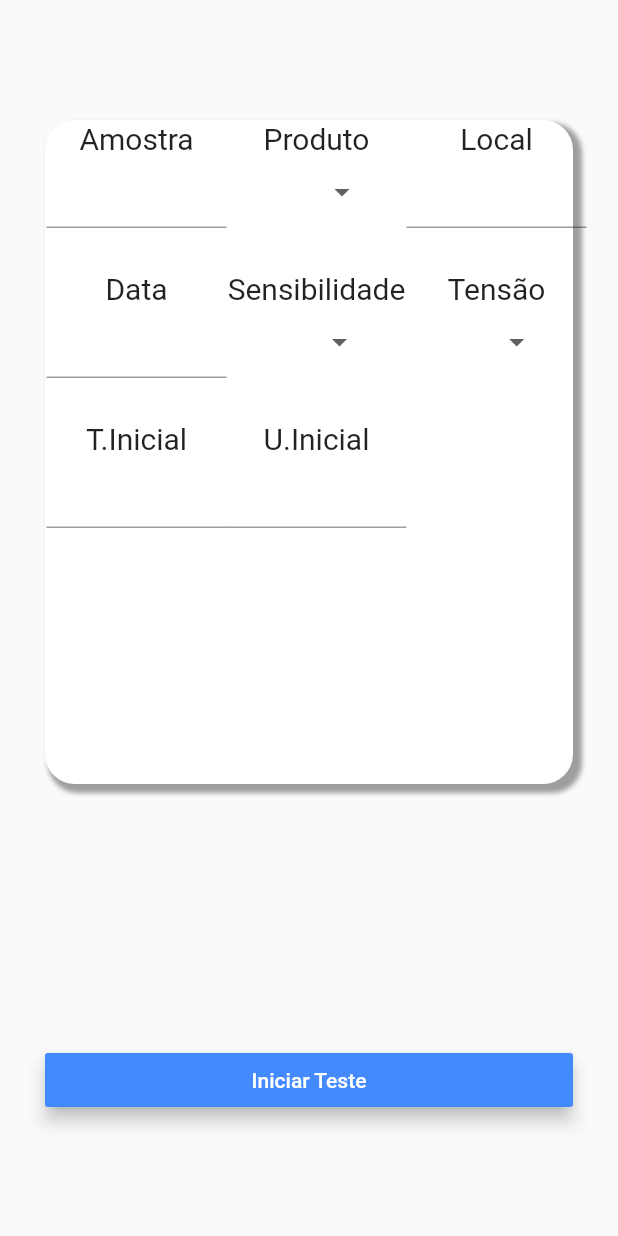
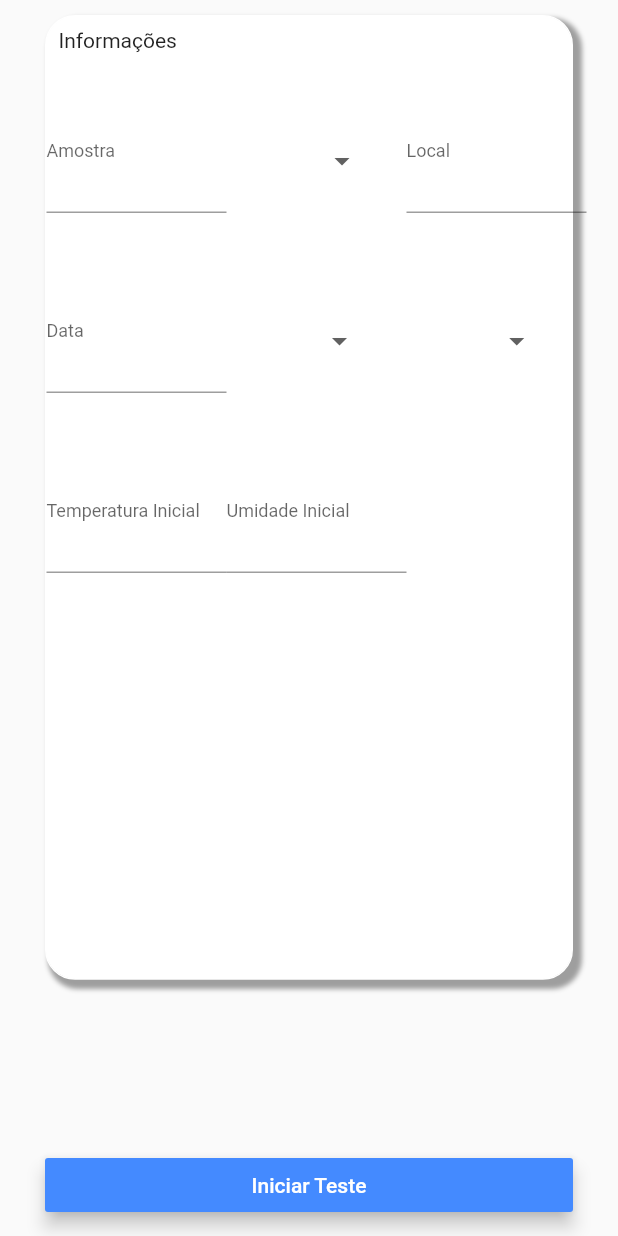
Before and after one commit to durvalperipato/teste_sensores_mg, a Flutter app: the NewTest screen opened directly, on a phone screen of 412 x 824 dp. Run offline on Flutter 3.47's test engine with Material 2 defaults, Android fonts, the phone set to English and light mode, and no system bars; our stand-ins replace pdf, printing, sqflite; accounts and stored records are empty.

Commit message:
Change Form

```diff
--- a/lib/view/details_test.dart
+++ b/lib/view/details_test.dart
@@ -68,13 +68,18 @@ class _NewTestState extends State<NewTest> {
     height: 20,
   );
 
-  Container textFormField(
-          TextEditingController controller, TextInputType keyboardType,
+  Container textFormField(String labelText, TextEditingController controller,
+          TextInputType keyboardType,
           {bool date = false}) =>
       Container(
         width: 150,
+        height: 80,
         child: date
             ? TextFormField(
+                decoration: InputDecoration(
+                  labelText: labelText,
+                  floatingLabelBehavior: FloatingLabelBehavior.always,
+                ),
                 textAlign: TextAlign.center,
                 controller: controller,
                 onTap: () async {
@@ -94,20 +99,21 @@ class _NewTestState extends State<NewTest> {
                 },
               )
             : TextFormField(
+                decoration: InputDecoration(
+                  labelText: labelText,
+                  floatingLabelBehavior: FloatingLabelBehavior.always,
+                ),
                 keyboardType: keyboardType,
-                textAlign: TextAlign.center,
                 controller: controller,
                 onSaved: (newValue) => controller.text = newValue,
               ),
       );
 
-  Container containerTitleAndFormField(String titleOfText, Widget child) =>
-      Container(
-        height: 80,
+  Container containerTitleAndFormField(Widget child) => Container(
+        height: 100,
         width: 120,
         child: Column(
           children: [
-            title(titleOfText),
             child,
           ],
         ),
@@ -132,25 +138,20 @@ class _NewTestState extends State<NewTest> {
             value == 'Min'
                 ? sensibilidadeMinimaController.text = 'X'
                 : sensibilidadeMaximaController.text = 'X';
+            sensibility = items.elementAt(items.indexOf(value));
           } else if (value == '127' || value == '220') {
             tensao127Controller.text = '';
             tensao220Controller.text = '';
             value == '127'
                 ? tensao127Controller.text = 'X'
                 : tensao220Controller.text = 'X';
+            voltage = items.elementAt(items.indexOf(value));
           } else {
             controller.text = value;
+            product = items.elementAt(items.indexOf(value));
           }
 
-          setState(() {
-            if (value == 'Min' || value == 'Max') {
-              sensibility = items.elementAt(items.indexOf(value));
-            } else if (value == '127' || value == '220') {
-              voltage = items.elementAt(items.indexOf(value));
-            } else {
-              product = items.elementAt(items.indexOf(value));
-            }
-          });
+          setState(() {});
         },
         value: item,
       );
@@ -160,7 +161,7 @@ class _NewTestState extends State<NewTest> {
     return Scaffold(
       body: Padding(
         padding: const EdgeInsets.symmetric(
-          vertical: 80,
+          vertical: 10,
           horizontal: 30,
         ),
         child: Form(
@@ -169,8 +170,8 @@ class _NewTestState extends State<NewTest> {
             mainAxisAlignment: MainAxisAlignment.spaceBetween,
             crossAxisAlignment: CrossAxisAlignment.stretch,
             children: [
-              Flexible(
-                flex: 4,
+              Expanded(
+                flex: 8,
                 child: Container(
                   decoration: BoxDecoration(
                     border: Border.all(
@@ -189,24 +190,29 @@ class _NewTestState extends State<NewTest> {
                   ),
                   child: ListView(
                     children: [
+                      Padding(
+                        padding: const EdgeInsets.all(8.0),
+                        child: Text('Informações'),
+                      ),
+                      space,
+                      space,
                       Row(
                         mainAxisAlignment: MainAxisAlignment.spaceAround,
                         children: [
                           containerTitleAndFormField(
-                            'Amostra',
                             textFormField(
+                              'Amostra',
                               amostraController,
                               TextInputType.text,
                             ),
                           ),
                           containerTitleAndFormField(
-                            'Produto',
                             dropDownButtonList(
                                 products, produtoController, product),
                           ),
                           containerTitleAndFormField(
-                            'Local',
                             textFormField(
+                              'Local',
                               localController,
                               TextInputType.text,
                             ),
@@ -218,18 +224,16 @@ class _NewTestState extends State<NewTest> {
                         mainAxisAlignment: MainAxisAlignment.spaceAround,
                         children: [
                           containerTitleAndFormField(
-                            'Data',
-                            textFormField(dataController, TextInputType.number,
+                            textFormField(
+                                'Data', dataController, TextInputType.number,
                                 date: true),
                           ),
-                          containerTitleAndFormField(
-                              'Sensibilidade',
-                              dropDownButtonList(sensibilitys,
-                                  sensibilidadeMaximaController, sensibility)),
-                          containerTitleAndFormField(
-                              'Tensão',
-                              dropDownButtonList(
-                                  voltages, tensao220Controller, voltage)),
+                          containerTitleAndFormField(dropDownButtonList(
+                              sensibilitys,
+                              sensibilidadeMaximaController,
+                              sensibility)),
+                          containerTitleAndFormField(dropDownButtonList(
+                              voltages, tensao220Controller, voltage)),
                         ],
                       ),
                       space,
@@ -237,13 +241,13 @@ class _NewTestState extends State<NewTest> {
                         mainAxisAlignment: MainAxisAlignment.spaceAround,
                         children: [
                           containerTitleAndFormField(
-                            'T.Inicial',
-                            textFormField(temperaturaInicialController,
+                            textFormField(
+                                'Temperatura Inicial',
+                                temperaturaInicialController,
                                 TextInputType.number),
                           ),
                           containerTitleAndFormField(
-                            'U.Inicial',
-                            textFormField(
+                            textFormField('Umidade Inicial',
                                 umidadeInicialController, TextInputType.number),
                           ),
                           SizedBox(
--- a/lib/view/test_sensor.dart
+++ b/lib/view/test_sensor.dart
@@ -61,8 +61,8 @@ class _TestSensorState extends State<TestSensor> {
 
   _containerSize() {
     containerSize = widget.size.height >= widget.size.width
-        ? widget.size.width
-        : widget.size.height;
+        ? widget.size.height
+        : widget.size.width;
     pointSize = containerSize > 1300
         ? 22
         : containerSize <= 1300 && containerSize >= 800
--- a/lib/widgets/widgets.dart
+++ b/lib/widgets/widgets.dart
@@ -23,9 +23,12 @@ Container containerGestureDetectorAndWidgetRotate(
           10, // garantir que a area inteira da tela utilize o GestureDetector ao rotacionar, ou seja, o Pai tem que ser maior que o Filho
       width: lineSize -
           10, // garantir que a area inteira da tela utilize o GestureDetector ao rotacionar, ou seja, o Pai tem que ser maior que o Filho
-      child: Transform.rotate(
-        angle: -angle * (math.pi / 180),
-        child: child,
+      child: Align(
+        alignment: Alignment.bottomCenter,
+        child: Transform.rotate(
+          angle: -angle * (math.pi / 180),
+          child: child,
+        ),
       ),
     );
 
```
